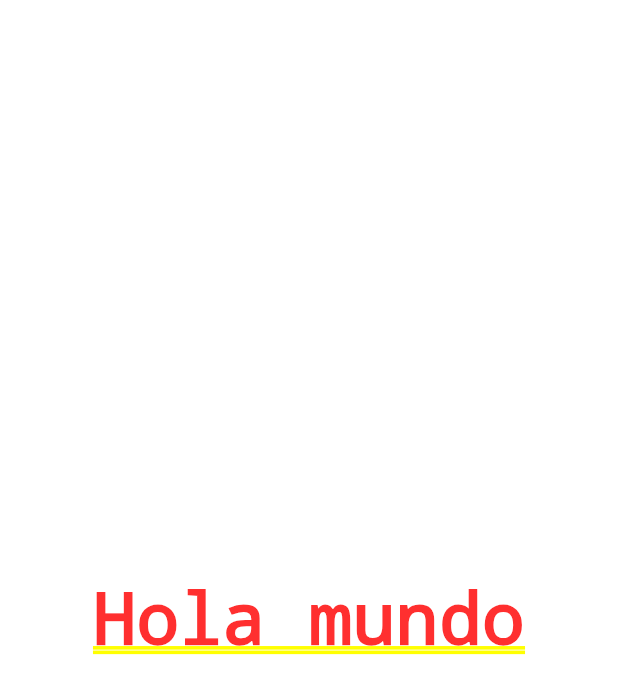
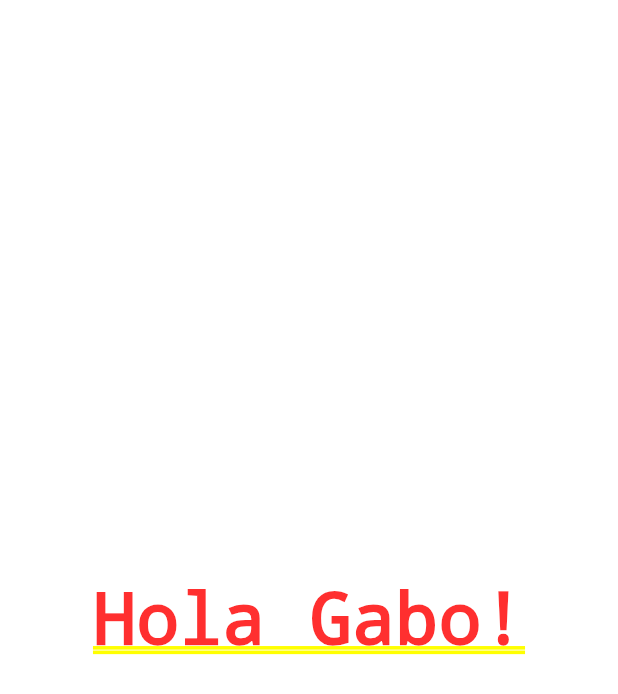
Before and after one commit to angelgbcore/flutter_project, a Flutter app: the screen it shows after launch, on a phone screen of 412 x 824 dp. Shown: the top 694 px of the screen. Run offline on Flutter 3.47's test engine with Material 2 defaults, Android fonts, the phone set to English and light mode, and no system bars.

```diff
--- a/lib/main.dart
+++ b/lib/main.dart
@@ -9,7 +9,7 @@ class MyApp extends StatelessWidget {
   Widget build(context) {
     return MaterialApp(
       home: Center(
-        child: Text("Hola mundo"),
+        child: Text("Hola Gabo!"),
       ),
     );
   }
```
Also changed, not shown: 1 other file.
